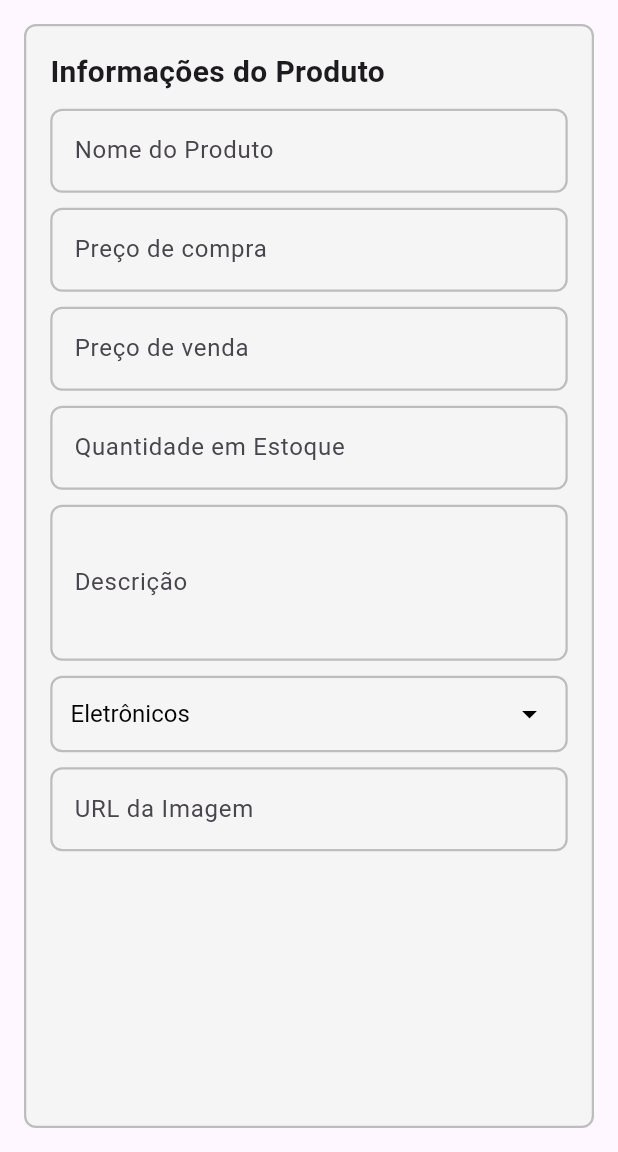
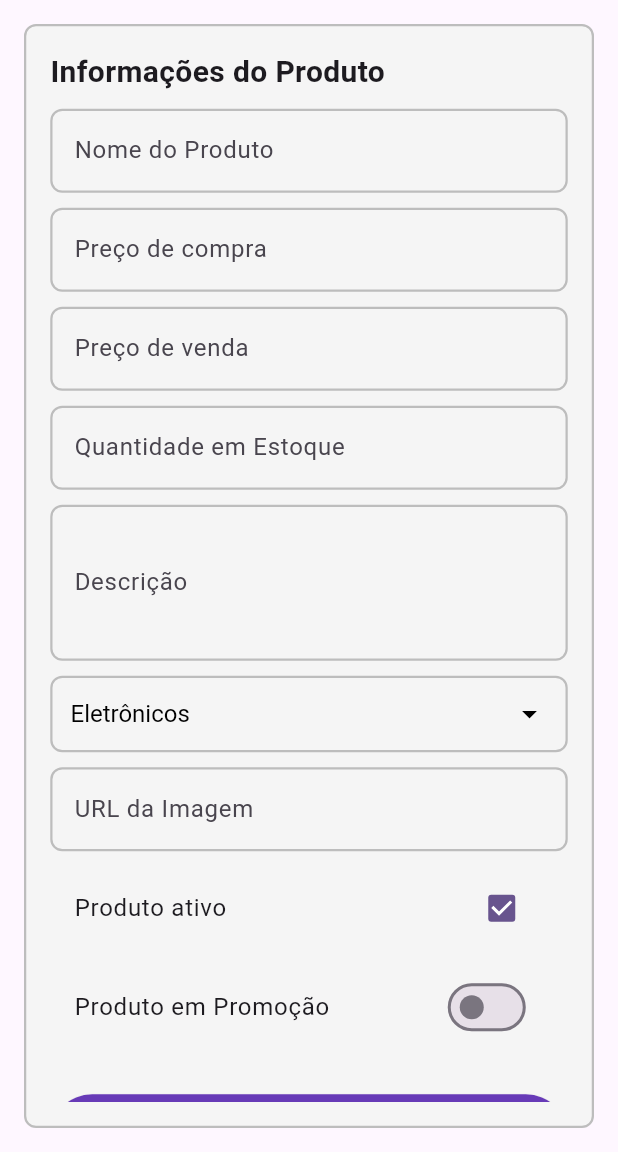
Before and after one commit to ThiagoTelma/cadastro_produto, a Flutter app: the screen it shows after launch, on a phone screen of 412 x 824 dp, the part 84-1236 px from its top. Run offline on Flutter 3.47's test engine with Material 3 defaults, Android fonts, the phone set to English and light mode, and no system bars.

```diff
--- a/lib/main.dart
+++ b/lib/main.dart
@@ -16,6 +16,7 @@ class MyApp extends StatelessWidget {
         useMaterial3: true,
       ),
       home: const FormularioPage(),
+      debugShowCheckedModeBanner: false,
     );
   }
 }
@@ -36,7 +37,6 @@ class _FormularioPageState extends State<FormularioPage> {
   final TextEditingController _precoVendaController = TextEditingController();
   final TextEditingController _estoqueController = TextEditingController();
   final TextEditingController _descricaoController = TextEditingController();
-  final TextEditingController _categoriaController = TextEditingController();
   final TextEditingController _imagemController = TextEditingController();
 
   // Campos de seleção
@@ -45,6 +45,37 @@ class _FormularioPageState extends State<FormularioPage> {
   double _desconto = 0.0;
 
   List<Map<String, dynamic>> dadosFormulario = [];
+
+  // Função de validação antes de enviar
+  void _validarFormulario() {
+    if (_nomeController.text.isEmpty) {
+      _exibirSnackbar("Nome do produto é obrigatório!");
+      return;
+    }
+    if (_precoCompraController.text.isEmpty) {
+      _exibirSnackbar("Preço de compra é obrigatório!");
+      return;
+    }
+    if (_precoVendaController.text.isEmpty) {
+      _exibirSnackbar("Preço de venda é obrigatório!");
+      return;
+    }
+    if (_estoqueController.text.isEmpty) {
+      _exibirSnackbar("A quantidade em estoque é obrigatório!");
+      return;
+    }
+    if (_descricaoController.text.isEmpty) {
+      _exibirSnackbar("Descrição é obrigatório!");
+      return;
+    }
+  }
+
+  //Função para exibir Snackbar
+  void _exibirSnackbar(String mensagem) {
+    ScaffoldMessenger.of(context).showSnackBar(
+      SnackBar(content: Text(mensagem), duration: const Duration(seconds: 2)),
+    );
+  }
 
   void dropdownCallback(String? selectedValue) {
     if (selectedValue is String) {
@@ -84,7 +115,7 @@ class _FormularioPageState extends State<FormularioPage> {
               _buildTextField(
                 controller: _nomeController,
                 labelText: 'Nome do Produto',
-                hintText: 'Digite o nome do produto',
+                hintText: '',
               ),
               const SizedBox(height: 10),
               // Preço de Compra
@@ -161,6 +192,64 @@ class _FormularioPageState extends State<FormularioPage> {
                 labelText: 'URL da Imagem',
                 hintText: '',
               ),
+              const SizedBox(height: 10),
+              CheckboxListTile(
+                title: const Text("Produto ativo"),
+                value: _ativo,
+                onChanged: (ativo) {
+                  setState(() {
+                    _ativo = ativo!;
+                  });
+                },
+              ),
+
+              const SizedBox(height: 10),
+              SwitchListTile(
+                title: const Text("Produto em Promoção"),
+                value: _emPromocao,
+                onChanged: (bool? promocao) {
+                  setState(() {
+                    _emPromocao = promocao!;
+                  });
+                },
+              ),
+              if (_emPromocao) ...[
+                Padding(
+                  padding: const EdgeInsets.all(16.0),
+                  child: Text("Desconto (%) - Atual: $_desconto %"),
+                ),
+                Slider(
+                  value: _desconto,
+                  min: 0,
+                  max: 100,
+                  divisions: 10,
+                  label: _desconto.round().toString(),
+                  onChanged: (double value) {
+                    setState(() {
+                      _desconto = value;
+                    });
+                  },
+                ),
+              ] else
+                ...[],
+              const SizedBox(height: 30),
+
+              ElevatedButton(
+                onPressed: () {
+                  _validarFormulario();
+                },
+                style: ElevatedButton.styleFrom(
+                  backgroundColor: Colors.deepPurple,
+                  padding: const EdgeInsets.symmetric(
+                    horizontal: 50,
+                    vertical: 15,
+                  ),
+                ),
+                child: const Text(
+                  "Cadastrar Produto",
+                  style: TextStyle(color: Colors.white, fontSize: 18),
+                ),
+              ),
             ],
           ),
         ),
```
